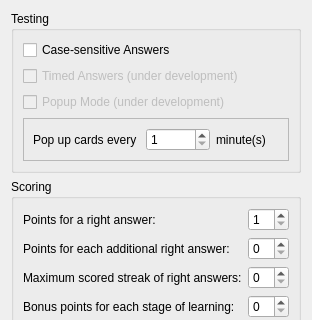
Qt form preferenceswindow.ui (megamasha/FlashKard) before a commit; both pictures show x 0 to 312 and y 0 to 320 of the 312 by 497 pixel window.
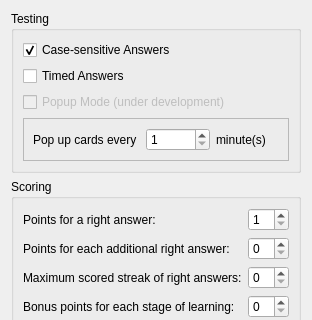
The same form after that commit.

Commit message: Added: Timed answers.

The edit to the form file:
```diff
--- a/preferenceswindow.ui
+++ b/preferenceswindow.ui
@@ -31,15 +31,18 @@
         <property name="text">
          <string>Case-sensitive Answers</string>
         </property>
+        <property name="checked">
+         <bool>true</bool>
+        </property>
        </widget>
       </item>
       <item>
        <widget class="QCheckBox" name="timedAnswersBox">
         <property name="enabled">
-         <bool>false</bool>
+         <bool>true</bool>
         </property>
         <property name="text">
-         <string>Timed Answers (under development)</string>
+         <string>Timed Answers</string>
         </property>
        </widget>
       </item>
```
The commit also changes 4 other files.
